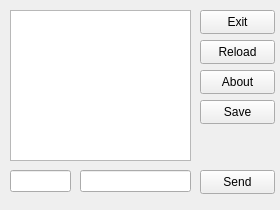
This is src/Client/mainwindow.ui in Formak21/OpenLChat as Qt 5 draws it before an edit. The edited form follows.
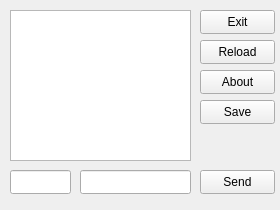
This is the edited form.

The edit to the form file:
```diff
--- a/src/Client/mainwindow.ui
+++ b/src/Client/mainwindow.ui
@@ -85,7 +85,7 @@
       <x>10</x>
       <y>170</y>
       <width>61</width>
-      <height>22</height>
+      <height>24</height>
      </rect>
     </property>
    </widget>
@@ -95,7 +95,7 @@
       <x>80</x>
       <y>170</y>
       <width>111</width>
-      <height>22</height>
+      <height>24</height>
      </rect>
     </property>
    </widget>
```
